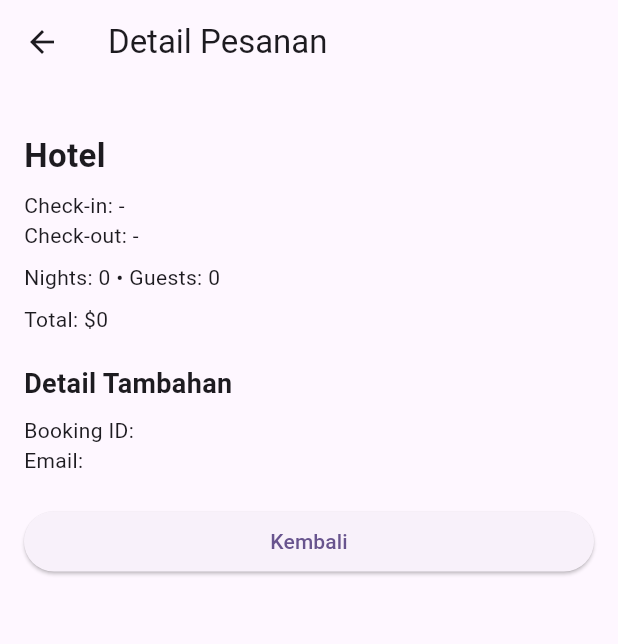
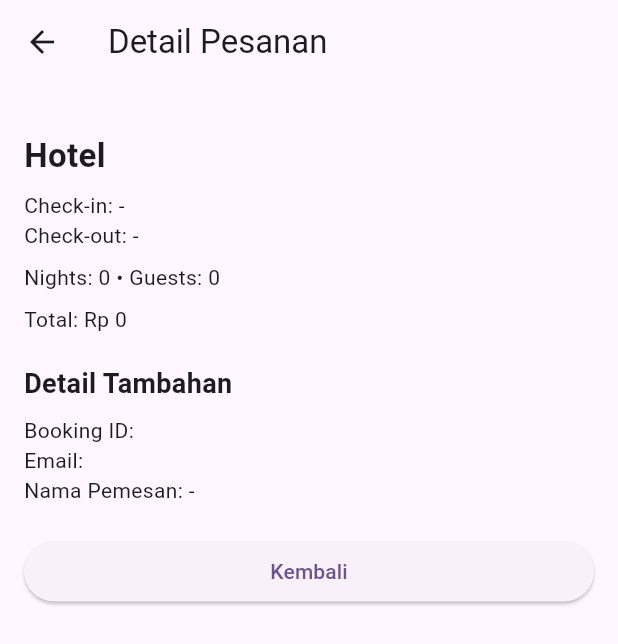
Before and after one commit to Natsoons/MobProgUAS, a Flutter app: the BookingDetailPage screen opened by its route, on a phone screen of 412 x 824 dp. Shown: the top 644 px of the screen. Run offline on Flutter 3.47's test engine with Material 3 defaults, Android fonts, the light colour scheme and no system bars; our stand-ins replace image_picker, sqflite; accounts and stored records are empty; network calls fail.

Commit message:
update pages

```diff
--- a/lib/pages/booking_detail.dart
+++ b/lib/pages/booking_detail.dart
@@ -5,12 +5,29 @@ class BookingDetailPage extends StatelessWidget {
   final Map<String, dynamic>? booking;
   const BookingDetailPage({super.key, this.booking});
 
+  String _formatCurrency(num value) {
+    String price = value.toInt().toString();
+    String result = '';
+    int count = 0;
+    for (int i = price.length - 1; i >= 0; i--) {
+      count++;
+      result = price[i] + result;
+      if (count % 3 == 0 && i > 0) {
+        result = '.$result';
+      }
+    }
+    return 'Rp $result';
+  }
+
   @override
   Widget build(BuildContext context) {
     final b = booking ?? {};
     final hotelId = int.tryParse((b['hotel_id'] ?? '').toString());
-    final hotel = (hotelId != null) ? hotels.firstWhere((h) => h['id'] == hotelId, orElse: () => {}) : {};
+    final hotel = (hotelId != null)
+        ? hotels.firstWhere((h) => h['id'] == hotelId, orElse: () => {})
+        : {};
     final hotelImage = hotel['image'];
+    final total = b['total'] != null ? (b['total'] as num) : 0;
 
     return Scaffold(
       appBar: AppBar(title: const Text('Detail Pesanan')),
@@ -28,19 +45,26 @@ class BookingDetailPage extends StatelessWidget {
                     : Image.asset(hotelImage, fit: BoxFit.cover),
               ),
             const SizedBox(height: 16),
-            Text(b['hotel_name'] ?? 'Hotel', style: const TextStyle(fontSize: 22, fontWeight: FontWeight.bold)),
+            Text(
+              b['hotel_name'] ?? 'Hotel',
+              style: const TextStyle(fontSize: 22, fontWeight: FontWeight.bold),
+            ),
             const SizedBox(height: 8),
             Text('Check-in: ${b['checkin'] ?? '-'}'),
             Text('Check-out: ${b['checkout'] ?? '-'}'),
             const SizedBox(height: 8),
             Text('Nights: ${b['nights'] ?? 0} • Guests: ${b['guests'] ?? 0}'),
             const SizedBox(height: 8),
-            Text('Total: \$${(b['total'] ?? 0).toString()}'),
+            Text('Total: ${_formatCurrency(total)}'),
             const SizedBox(height: 20),
-            const Text('Detail Tambahan', style: TextStyle(fontSize: 18, fontWeight: FontWeight.bold)),
+            const Text(
+              'Detail Tambahan',
+              style: TextStyle(fontSize: 18, fontWeight: FontWeight.bold),
+            ),
             const SizedBox(height: 8),
             Text('Booking ID: ${b['id'] ?? ''}'),
             Text('Email: ${b['email'] ?? ''}'),
+            Text('Nama Pemesan: ${b['guest_name'] ?? '-'}'),
             const SizedBox(height: 20),
             SizedBox(
               width: double.infinity,
```
Also changed, not shown: lib/pages/edit_profile.dart (+55 -31 lines), lib/pages/profilebody.dart (+30 -25 lines).
